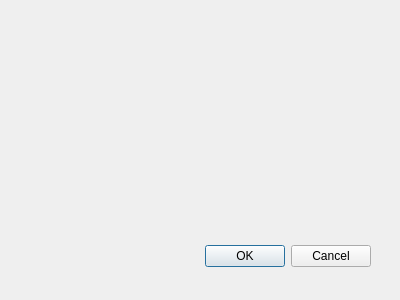
Before: the Qt Designer form config.ui in mesterhazi/PictureViewer, drawn with Qt 5.
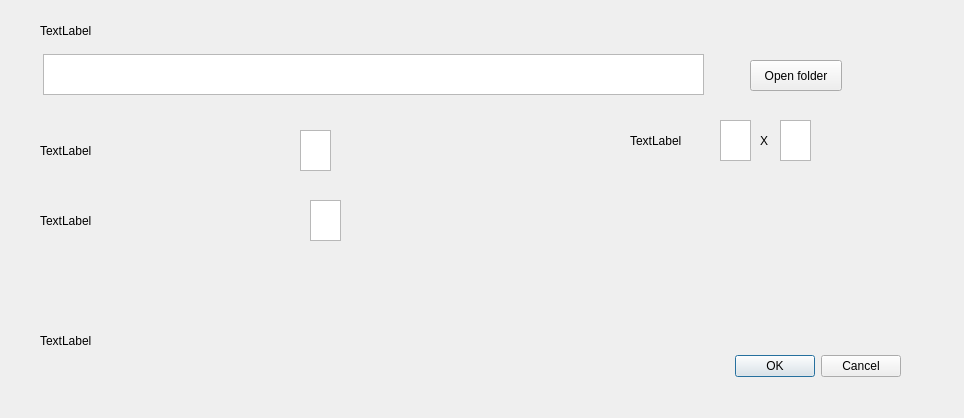
After: the same form once the commit is applied.

```diff
--- a/config.ui
+++ b/config.ui
@@ -8,8 +8,8 @@
    <rect>
     <x>0</x>
     <y>0</y>
-    <width>400</width>
-    <height>300</height>
+    <width>964</width>
+    <height>418</height>
    </rect>
   </property>
   <property name="windowTitle">
@@ -18,8 +18,8 @@
   <widget name="buttonBox" class="QDialogButtonBox">
    <property name="geometry">
     <rect>
-     <x>30</x>
-     <y>240</y>
+     <x>560</x>
+     <y>350</y>
      <width>341</width>
      <height>32</height>
     </rect>
@@ -31,6 +31,147 @@
     <set>QDialogButtonBox::Cancel|QDialogButtonBox::Ok</set>
    </property>
   </widget>
+  <widget class="QLabel" name="label">
+   <property name="geometry">
+    <rect>
+     <x>40</x>
+     <y>20</y>
+     <width>67</width>
+     <height>22</height>
+    </rect>
+   </property>
+   <property name="text">
+    <string>TextLabel</string>
+   </property>
+  </widget>
+  <widget class="QLabel" name="label_2">
+   <property name="geometry">
+    <rect>
+     <x>40</x>
+     <y>140</y>
+     <width>67</width>
+     <height>22</height>
+    </rect>
+   </property>
+   <property name="text">
+    <string>TextLabel</string>
+   </property>
+  </widget>
+  <widget class="QLabel" name="label_3">
+   <property name="geometry">
+    <rect>
+     <x>40</x>
+     <y>210</y>
+     <width>67</width>
+     <height>22</height>
+    </rect>
+   </property>
+   <property name="text">
+    <string>TextLabel</string>
+   </property>
+  </widget>
+  <widget class="QLabel" name="label_4">
+   <property name="geometry">
+    <rect>
+     <x>630</x>
+     <y>130</y>
+     <width>67</width>
+     <height>22</height>
+    </rect>
+   </property>
+   <property name="text">
+    <string>TextLabel</string>
+   </property>
+  </widget>
+  <widget class="QLabel" name="label_AutoLoadCounter">
+   <property name="geometry">
+    <rect>
+     <x>40</x>
+     <y>330</y>
+     <width>67</width>
+     <height>22</height>
+    </rect>
+   </property>
+   <property name="text">
+    <string>TextLabel</string>
+   </property>
+  </widget>
+  <widget class="QPlainTextEdit" name="textEdit_FolderDir">
+   <property name="geometry">
+    <rect>
+     <x>43</x>
+     <y>54</y>
+     <width>661</width>
+     <height>41</height>
+    </rect>
+   </property>
+  </widget>
+  <widget class="QPlainTextEdit" name="textEdit_PreviewCols">
+   <property name="geometry">
+    <rect>
+     <x>720</x>
+     <y>120</y>
+     <width>31</width>
+     <height>41</height>
+    </rect>
+   </property>
+  </widget>
+  <widget class="QPlainTextEdit" name="textEdit_PreviewRows">
+   <property name="geometry">
+    <rect>
+     <x>780</x>
+     <y>120</y>
+     <width>31</width>
+     <height>41</height>
+    </rect>
+   </property>
+  </widget>
+  <widget class="QPlainTextEdit" name="textEdit_MonitorControlNr">
+   <property name="geometry">
+    <rect>
+     <x>300</x>
+     <y>130</y>
+     <width>31</width>
+     <height>41</height>
+    </rect>
+   </property>
+  </widget>
+  <widget class="QPlainTextEdit" name="textEdit_MonitorImageNr">
+   <property name="geometry">
+    <rect>
+     <x>310</x>
+     <y>200</y>
+     <width>31</width>
+     <height>41</height>
+    </rect>
+   </property>
+  </widget>
+  <widget class="QPushButton" name="button_FolderSelect">
+   <property name="geometry">
+    <rect>
+     <x>750</x>
+     <y>60</y>
+     <width>92</width>
+     <height>31</height>
+    </rect>
+   </property>
+   <property name="text">
+    <string>Open folder</string>
+   </property>
+  </widget>
+  <widget class="QLabel" name="label_5">
+   <property name="geometry">
+    <rect>
+     <x>760</x>
+     <y>130</y>
+     <width>16</width>
+     <height>22</height>
+    </rect>
+   </property>
+   <property name="text">
+    <string>X</string>
+   </property>
+  </widget>
  </widget>
  <pixmapfunction/>
  <resources/>
```
Left out of the diff: 9 changed lines with no effect on the pictures.
